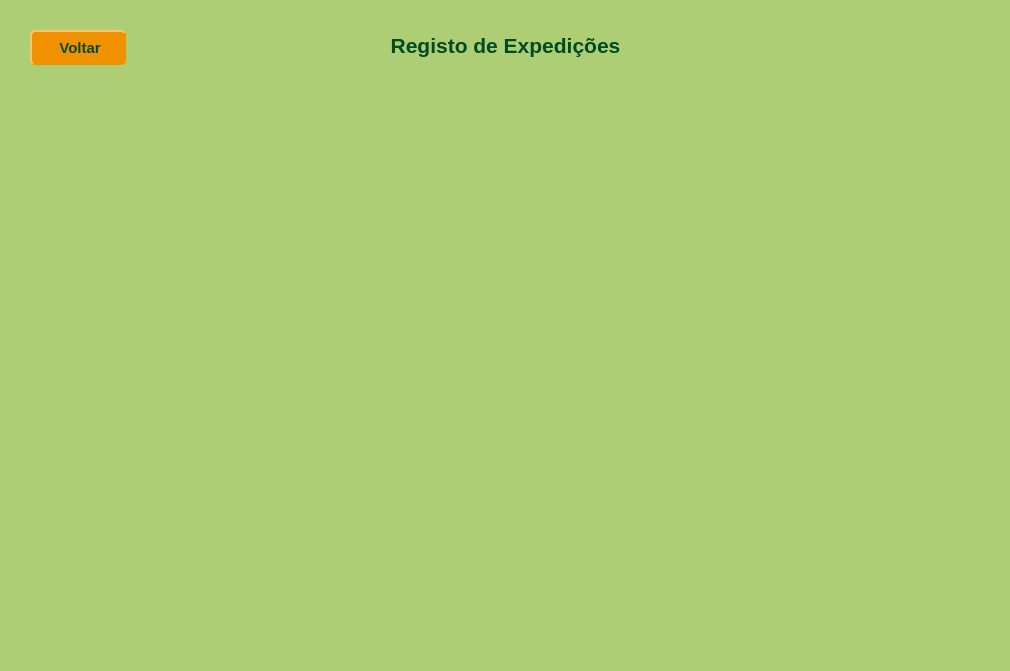
DiFreixo/Projeto_Gestao_de_Stock_e_Encomendas, file Gestao_de_stock/expedicao.ui: the form before one commit.
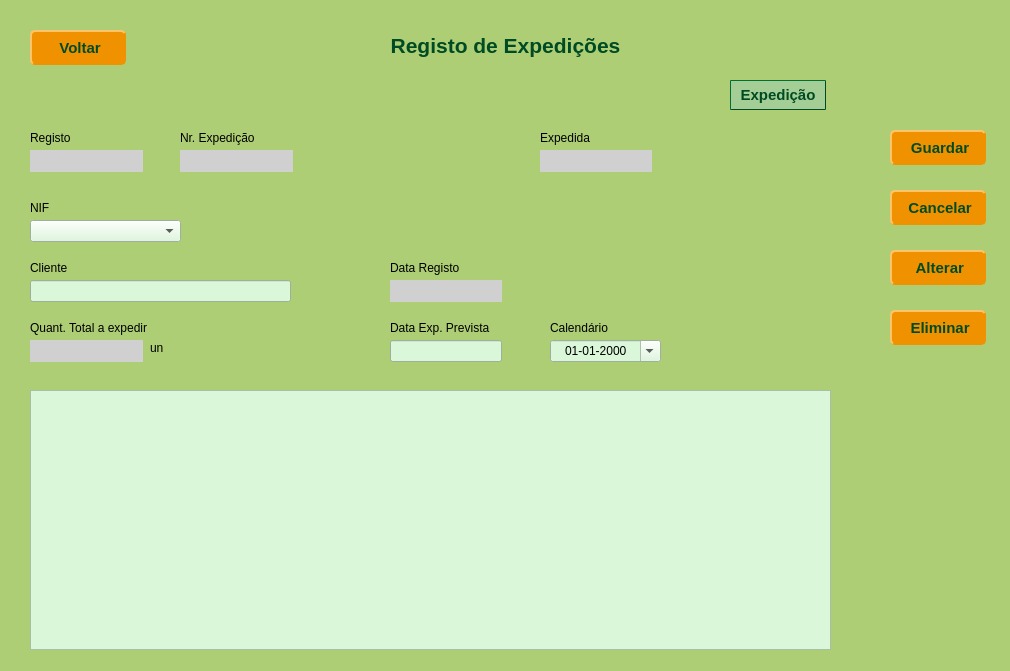
The form after the commit. The open tabs and pages were chosen to show the change. Icons and pictures are not drawn.

```diff
--- a/Gestao_de_stock/expedicao.ui
+++ b/Gestao_de_stock/expedicao.ui
@@ -217,6 +217,523 @@
        <normaloff>:/img/img/Previous.png</normaloff>:/img/img/Previous.png</iconset>
      </property>
     </widget>
+    <widget class="QPushButton" name="btnModificar">
+     <property name="geometry">
+      <rect>
+       <x>890</x>
+       <y>250</y>
+       <width>96</width>
+       <height>35</height>
+      </rect>
+     </property>
+     <property name="font">
+      <font>
+       <pointsize>11</pointsize>
+       <bold>true</bold>
+      </font>
+     </property>
+     <property name="cursor">
+      <cursorShape>PointingHandCursor</cursorShape>
+     </property>
+     <property name="styleSheet">
+      <string notr="true">	background-color: #F09200;
+	color: #004b23;
+	border: 1.5px solid #F09200;
+	border-style: outset;
+	border-radius: 5px;</string>
+     </property>
+     <property name="text">
+      <string> Alterar</string>
+     </property>
+     <property name="icon">
+      <iconset resource="imagens.qrc">
+       <normaloff>:/img/img/Modify.png</normaloff>:/img/img/Modify.png</iconset>
+     </property>
+    </widget>
+    <widget class="QLabel" name="label_9">
+     <property name="geometry">
+      <rect>
+       <x>30</x>
+       <y>130</y>
+       <width>81</width>
+       <height>16</height>
+      </rect>
+     </property>
+     <property name="text">
+      <string>Registo</string>
+     </property>
+    </widget>
+    <widget class="QLabel" name="label_20">
+     <property name="geometry">
+      <rect>
+       <x>550</x>
+       <y>320</y>
+       <width>111</width>
+       <height>16</height>
+      </rect>
+     </property>
+     <property name="text">
+      <string>Calendário</string>
+     </property>
+    </widget>
+    <widget class="QLabel" name="label_19">
+     <property name="geometry">
+      <rect>
+       <x>390</x>
+       <y>320</y>
+       <width>111</width>
+       <height>16</height>
+      </rect>
+     </property>
+     <property name="text">
+      <string>Data Exp. Prevista</string>
+     </property>
+    </widget>
+    <widget class="QPushButton" name="btnEliminar">
+     <property name="geometry">
+      <rect>
+       <x>890</x>
+       <y>310</y>
+       <width>96</width>
+       <height>35</height>
+      </rect>
+     </property>
+     <property name="font">
+      <font>
+       <pointsize>11</pointsize>
+       <bold>true</bold>
+      </font>
+     </property>
+     <property name="cursor">
+      <cursorShape>PointingHandCursor</cursorShape>
+     </property>
+     <property name="styleSheet">
+      <string notr="true">	background-color: #F09200;
+	color: #004b23;
+	border: 1.5px solid #F09200;
+	border-style: outset;
+	border-radius: 5px;</string>
+     </property>
+     <property name="text">
+      <string> Eliminar</string>
+     </property>
+     <property name="icon">
+      <iconset resource="imagens.qrc">
+       <normaloff>:/img/img/Apagar.png</normaloff>:/img/img/Apagar.png</iconset>
+     </property>
+    </widget>
+    <widget class="QLineEdit" name="txtCodigo">
+     <property name="enabled">
+      <bool>false</bool>
+     </property>
+     <property name="geometry">
+      <rect>
+       <x>180</x>
+       <y>150</y>
+       <width>113</width>
+       <height>22</height>
+      </rect>
+     </property>
+     <property name="styleSheet">
+      <string notr="true">background-color: rgb(208, 208, 208);</string>
+     </property>
+     <property name="text">
+      <string/>
+     </property>
+     <property name="frame">
+      <bool>false</bool>
+     </property>
+     <property name="alignment">
+      <set>Qt::AlignRight|Qt::AlignTrailing|Qt::AlignVCenter</set>
+     </property>
+    </widget>
+    <widget class="QLabel" name="label_10">
+     <property name="geometry">
+      <rect>
+       <x>180</x>
+       <y>130</y>
+       <width>141</width>
+       <height>16</height>
+      </rect>
+     </property>
+     <property name="text">
+      <string>Nr. Expedição</string>
+     </property>
+    </widget>
+    <widget class="QLabel" name="label_18">
+     <property name="geometry">
+      <rect>
+       <x>390</x>
+       <y>260</y>
+       <width>111</width>
+       <height>16</height>
+      </rect>
+     </property>
+     <property name="text">
+      <string>Data Registo</string>
+     </property>
+    </widget>
+    <widget class="QPushButton" name="btnCancelar">
+     <property name="geometry">
+      <rect>
+       <x>890</x>
+       <y>190</y>
+       <width>96</width>
+       <height>35</height>
+      </rect>
+     </property>
+     <property name="font">
+      <font>
+       <pointsize>11</pointsize>
+       <bold>true</bold>
+      </font>
+     </property>
+     <property name="cursor">
+      <cursorShape>PointingHandCursor</cursorShape>
+     </property>
+     <property name="styleSheet">
+      <string notr="true">	background-color: #F09200;
+	color: #004b23;
+	border: 1.5px solid #F09200;
+	border-style: outset;
+	border-radius: 5px;</string>
+     </property>
+     <property name="text">
+      <string> Cancelar</string>
+     </property>
+     <property name="icon">
+      <iconset resource="imagens.qrc">
+       <normaloff>:/img/img/Delete.png</normaloff>:/img/img/Delete.png</iconset>
+     </property>
+    </widget>
+    <widget class="QLineEdit" name="txtQtdTotal">
+     <property name="enabled">
+      <bool>false</bool>
+     </property>
+     <property name="geometry">
+      <rect>
+       <x>30</x>
+       <y>340</y>
+       <width>113</width>
+       <height>22</height>
+      </rect>
+     </property>
+     <property name="styleSheet">
+      <string notr="true">background-color: rgb(208, 208, 208);</string>
+     </property>
+     <property name="text">
+      <string/>
+     </property>
+     <property name="frame">
+      <bool>false</bool>
+     </property>
+     <property name="alignment">
+      <set>Qt::AlignRight|Qt::AlignTrailing|Qt::AlignVCenter</set>
+     </property>
+    </widget>
+    <widget class="QLineEdit" name="txtStatusExpedicao">
+     <property name="enabled">
+      <bool>false</bool>
+     </property>
+     <property name="geometry">
+      <rect>
+       <x>540</x>
+       <y>150</y>
+       <width>112</width>
+       <height>22</height>
+      </rect>
+     </property>
+     <property name="styleSheet">
+      <string notr="true">background-color: rgb(208, 208, 208);</string>
+     </property>
+     <property name="text">
+      <string/>
+     </property>
+     <property name="frame">
+      <bool>false</bool>
+     </property>
+    </widget>
+    <widget class="QLabel" name="label_11">
+     <property name="geometry">
+      <rect>
+       <x>30</x>
+       <y>260</y>
+       <width>191</width>
+       <height>16</height>
+      </rect>
+     </property>
+     <property name="text">
+      <string>Cliente</string>
+     </property>
+    </widget>
+    <widget class="QLineEdit" name="txtNome">
+     <property name="geometry">
+      <rect>
+       <x>30</x>
+       <y>280</y>
+       <width>261</width>
+       <height>22</height>
+      </rect>
+     </property>
+     <property name="styleSheet">
+      <string notr="true">background-color:#DAF7D9;</string>
+     </property>
+     <property name="text">
+      <string/>
+     </property>
+    </widget>
+    <widget class="QLineEdit" name="txtDataCriacao">
+     <property name="enabled">
+      <bool>false</bool>
+     </property>
+     <property name="geometry">
+      <rect>
+       <x>390</x>
+       <y>280</y>
+       <width>112</width>
+       <height>22</height>
+      </rect>
+     </property>
+     <property name="styleSheet">
+      <string notr="true">background-color: rgb(208, 208, 208);</string>
+     </property>
+     <property name="text">
+      <string/>
+     </property>
+     <property name="frame">
+      <bool>false</bool>
+     </property>
+     <property name="alignment">
+      <set>Qt::AlignRight|Qt::AlignTrailing|Qt::AlignVCenter</set>
+     </property>
+    </widget>
+    <widget class="QLabel" name="lblQtdTotalExpedir">
+     <property name="geometry">
+      <rect>
+       <x>30</x>
+       <y>320</y>
+       <width>131</width>
+       <height>16</height>
+      </rect>
+     </property>
+     <property name="text">
+      <string>Quant. Total a expedir</string>
+     </property>
+    </widget>
+    <widget class="QLabel" name="label_12">
+     <property name="geometry">
+      <rect>
+       <x>30</x>
+       <y>200</y>
+       <width>91</width>
+       <height>16</height>
+      </rect>
+     </property>
+     <property name="text">
+      <string>NIF</string>
+     </property>
+    </widget>
+    <widget class="QLineEdit" name="txtRegisto">
+     <property name="enabled">
+      <bool>false</bool>
+     </property>
+     <property name="geometry">
+      <rect>
+       <x>30</x>
+       <y>150</y>
+       <width>113</width>
+       <height>22</height>
+      </rect>
+     </property>
+     <property name="styleSheet">
+      <string notr="true">
+background-color: rgb(208, 208, 208);
+</string>
+     </property>
+     <property name="frame">
+      <bool>false</bool>
+     </property>
+     <property name="alignment">
+      <set>Qt::AlignRight|Qt::AlignTrailing|Qt::AlignVCenter</set>
+     </property>
+    </widget>
+    <widget class="QLineEdit" name="txtDataExpedicao">
+     <property name="geometry">
+      <rect>
+       <x>390</x>
+       <y>340</y>
+       <width>112</width>
+       <height>22</height>
+      </rect>
+     </property>
+     <property name="styleSheet">
+      <string notr="true">background-color:#DAF7D9;</string>
+     </property>
+     <property name="text">
+      <string/>
+     </property>
+     <property name="alignment">
+      <set>Qt::AlignRight|Qt::AlignTrailing|Qt::AlignVCenter</set>
+     </property>
+    </widget>
+    <widget class="QPushButton" name="btnExpedicao">
+     <property name="geometry">
+      <rect>
+       <x>730</x>
+       <y>80</y>
+       <width>96</width>
+       <height>30</height>
+      </rect>
+     </property>
+     <property name="font">
+      <font>
+       <pointsize>11</pointsize>
+       <bold>true</bold>
+      </font>
+     </property>
+     <property name="cursor">
+      <cursorShape>PointingHandCursor</cursorShape>
+     </property>
+     <property name="styleSheet">
+      <string notr="true">	background-color:#A4CE95;
+	color: #004b23;
+	border: 1px solid  #004b23 ;
+	border-style: outset;
+	border-radius: 1px;</string>
+     </property>
+     <property name="text">
+      <string>Expedição</string>
+     </property>
+    </widget>
+    <widget class="QComboBox" name="cmbNif">
+     <property name="geometry">
+      <rect>
+       <x>30</x>
+       <y>220</y>
+       <width>151</width>
+       <height>22</height>
+      </rect>
+     </property>
+     <property name="styleSheet">
+      <string notr="true">background-color:#DAF7D9;</string>
+     </property>
+    </widget>
+    <widget class="QLabel" name="label_43">
+     <property name="geometry">
+      <rect>
+       <x>150</x>
+       <y>340</y>
+       <width>51</width>
+       <height>16</height>
+      </rect>
+     </property>
+     <property name="text">
+      <string>un</string>
+     </property>
+    </widget>
+    <widget class="QDateEdit" name="dateEdit">
+     <property name="geometry">
+      <rect>
+       <x>550</x>
+       <y>340</y>
+       <width>111</width>
+       <height>22</height>
+      </rect>
+     </property>
+     <property name="styleSheet">
+      <string notr="true">background-color:#DAF7D9;</string>
+     </property>
+     <property name="wrapping">
+      <bool>false</bool>
+     </property>
+     <property name="alignment">
+      <set>Qt::AlignCenter</set>
+     </property>
+     <property name="readOnly">
+      <bool>false</bool>
+     </property>
+     <property name="buttonSymbols">
+      <enum>QAbstractSpinBox::UpDownArrows</enum>
+     </property>
+     <property name="displayFormat">
+      <string>dd-MM-yyyy</string>
+     </property>
+     <property name="calendarPopup">
+      <bool>true</bool>
+     </property>
+    </widget>
+    <widget class="QPushButton" name="btnGuardar">
+     <property name="geometry">
+      <rect>
+       <x>890</x>
+       <y>130</y>
+       <width>96</width>
+       <height>35</height>
+      </rect>
+     </property>
+     <property name="font">
+      <font>
+       <pointsize>11</pointsize>
+       <bold>true</bold>
+      </font>
+     </property>
+     <property name="cursor">
+      <cursorShape>PointingHandCursor</cursorShape>
+     </property>
+     <property name="styleSheet">
+      <string notr="true">	background-color: #F09200;
+	color: #004b23;
+	border: 1.5px solid #F09200;
+	border-style: outset;
+	border-radius: 5px;</string>
+     </property>
+     <property name="text">
+      <string> Guardar</string>
+     </property>
+     <property name="icon">
+      <iconset resource="imagens.qrc">
+       <normaloff>:/img/img/Save.png</normaloff>:/img/img/Save.png</iconset>
+     </property>
+    </widget>
+    <widget class="QLabel" name="label_52">
+     <property name="geometry">
+      <rect>
+       <x>540</x>
+       <y>130</y>
+       <width>111</width>
+       <height>16</height>
+      </rect>
+     </property>
+     <property name="text">
+      <string>Expedida</string>
+     </property>
+    </widget>
+    <widget class="QLabel" name="lblErro">
+     <property name="geometry">
+      <rect>
+       <x>590</x>
+       <y>16</y>
+       <width>371</width>
+       <height>21</height>
+      </rect>
+     </property>
+     <property name="text">
+      <string/>
+     </property>
+    </widget>
+    <widget class="QTreeView" name="treeViewProdutos">
+     <property name="geometry">
+      <rect>
+       <x>30</x>
+       <y>390</y>
+       <width>801</width>
+       <height>260</height>
+      </rect>
+     </property>
+     <property name="styleSheet">
+      <string notr="true">background-color:#DAF7D9;</string>
+     </property>
+    </widget>
    </widget>
   </widget>
  </widget>
```
Left out of the diff: 219 changed lines with no effect on the pictures.
